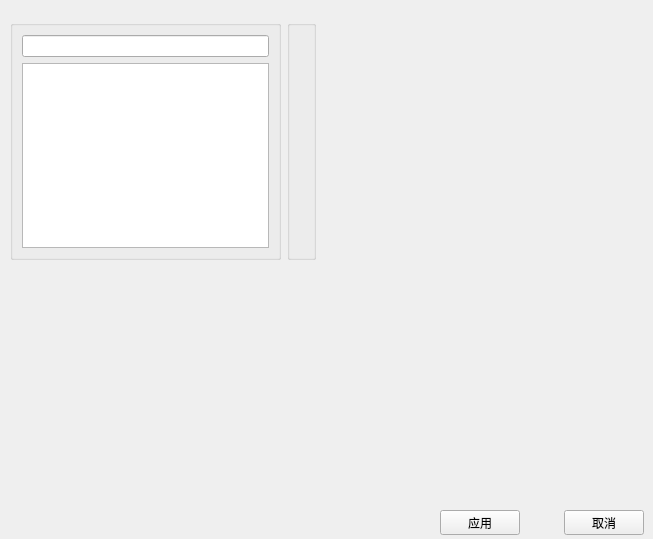
First picture: the form in src/DataVisualization/ConfigWidget.ui, repository BeQuiet1228/FreeCAD, before the edit.
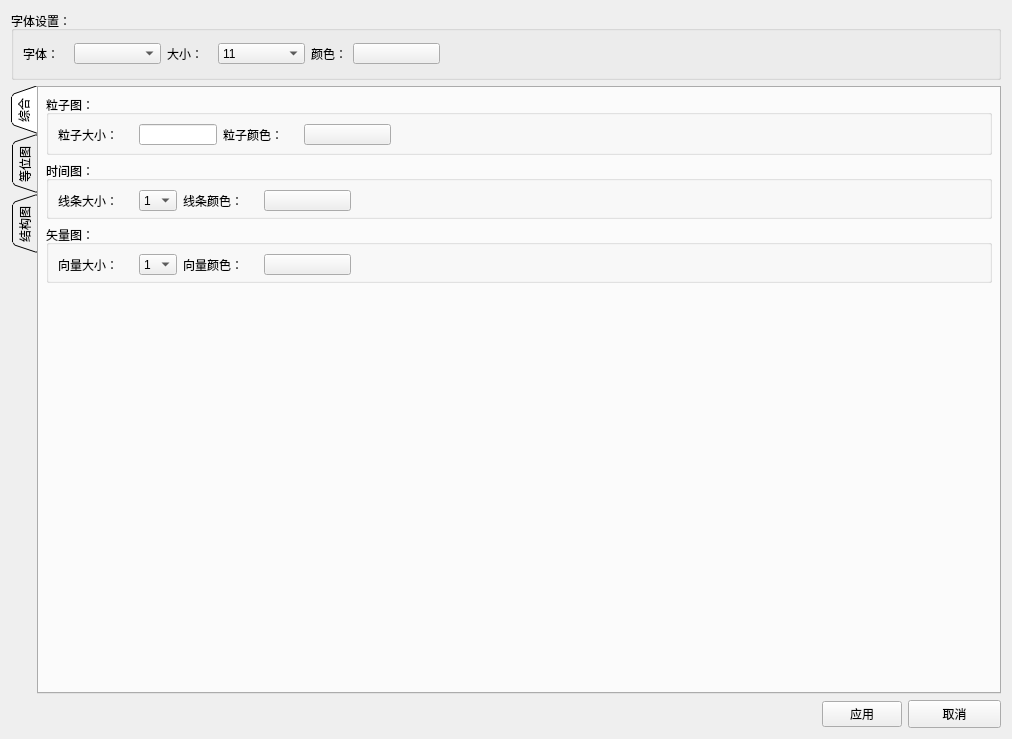
Second picture: the form after the edit.

```diff
--- a/src/DataVisualization/ConfigWidget.ui
+++ b/src/DataVisualization/ConfigWidget.ui
@@ -6,8 +6,8 @@
    <rect>
     <x>0</x>
     <y>0</y>
-    <width>653</width>
-    <height>539</height>
+    <width>1012</width>
+    <height>739</height>
    </rect>
   </property>
   <property name="windowTitle">
@@ -16,79 +16,1064 @@
   <property name="styleSheet">
    <string notr="true">border-color: rgb(0, 0, 0);</string>
   </property>
-  <widget class="QWidget" name="">
-   <property name="geometry">
-    <rect>
-     <x>440</x>
-     <y>510</y>
-     <width>204</width>
-     <height>25</height>
-    </rect>
-   </property>
-   <layout class="QHBoxLayout" name="horizontalLayout">
-    <item>
-     <widget class="QPushButton" name="applicationButtm">
-      <property name="text">
-       <string>应用</string>
-      </property>
-     </widget>
-    </item>
-    <item>
-     <spacer name="horizontalSpacer">
-      <property name="orientation">
-       <enum>Qt::Horizontal</enum>
-      </property>
-      <property name="sizeHint" stdset="0">
-       <size>
-        <width>40</width>
-        <height>20</height>
-       </size>
-      </property>
-     </spacer>
-    </item>
-    <item>
-     <widget class="QPushButton" name="cancelButton">
-      <property name="text">
-       <string>取消</string>
-      </property>
-     </widget>
-    </item>
-   </layout>
-  </widget>
-  <widget class="QWidget" name="">
-   <property name="geometry">
-    <rect>
-     <x>10</x>
-     <y>20</y>
-     <width>306</width>
-     <height>240</height>
-    </rect>
-   </property>
-   <layout class="QHBoxLayout" name="horizontalLayout_2">
-    <item>
-     <widget class="QGroupBox" name="groupBox">
-      <property name="title">
-       <string/>
-      </property>
+  <layout class="QGridLayout" name="gridLayout_5">
+   <item row="0" column="0">
+    <widget class="QGroupBox" name="groupBox">
+     <property name="title">
+      <string>字体设置：</string>
+     </property>
+     <layout class="QHBoxLayout" name="horizontalLayout_7">
+      <item>
+       <layout class="QHBoxLayout" name="horizontalLayout_6">
+        <item>
+         <layout class="QHBoxLayout" name="horizontalLayout_5">
+          <item>
+           <layout class="QHBoxLayout" name="horizontalLayout_3">
+            <item>
+             <widget class="QLabel" name="label">
+              <property name="minimumSize">
+               <size>
+                <width>45</width>
+                <height>28</height>
+               </size>
+              </property>
+              <property name="maximumSize">
+               <size>
+                <width>45</width>
+                <height>28</height>
+               </size>
+              </property>
+              <property name="text">
+               <string>字体：</string>
+              </property>
+             </widget>
+            </item>
+            <item>
+             <widget class="QComboBox" name="fontStyle">
+              <property name="minimumSize">
+               <size>
+                <width>87</width>
+                <height>21</height>
+               </size>
+              </property>
+              <property name="maximumSize">
+               <size>
+                <width>87</width>
+                <height>21</height>
+               </size>
+              </property>
+             </widget>
+            </item>
+           </layout>
+          </item>
+          <item>
+           <layout class="QHBoxLayout" name="horizontalLayout_4">
+            <item>
+             <widget class="QLabel" name="label_2">
+              <property name="minimumSize">
+               <size>
+                <width>45</width>
+                <height>28</height>
+               </size>
+              </property>
+              <property name="text">
+               <string>大小：</string>
+              </property>
+             </widget>
+            </item>
+            <item>
+             <widget class="QComboBox" name="fontSize">
+              <property name="minimumSize">
+               <size>
+                <width>87</width>
+                <height>21</height>
+               </size>
+              </property>
+              <property name="maximumSize">
+               <size>
+                <width>87</width>
+                <height>21</height>
+               </size>
+              </property>
+              <item>
+               <property name="text">
+                <string>11</string>
+               </property>
+              </item>
+              <item>
+               <property name="text">
+                <string>12</string>
+               </property>
+              </item>
+              <item>
+               <property name="text">
+                <string>13</string>
+               </property>
+              </item>
+              <item>
+               <property name="text">
+                <string>14</string>
+               </property>
+              </item>
+              <item>
+               <property name="text">
+                <string>15</string>
+               </property>
+              </item>
+              <item>
+               <property name="text">
+                <string>16</string>
+               </property>
+              </item>
+              <item>
+               <property name="text">
+                <string>17</string>
+               </property>
+              </item>
+              <item>
+               <property name="text">
+                <string>18</string>
+               </property>
+              </item>
+              <item>
+               <property name="text">
+                <string>19</string>
+               </property>
+              </item>
+              <item>
+               <property name="text">
+                <string>20</string>
+               </property>
+              </item>
+              <item>
+               <property name="text">
+                <string>21</string>
+               </property>
+              </item>
+              <item>
+               <property name="text">
+                <string>22</string>
+               </property>
+              </item>
+              <item>
+               <property name="text">
+                <string>23</string>
+               </property>
+              </item>
+              <item>
+               <property name="text">
+                <string>24</string>
+               </property>
+              </item>
+              <item>
+               <property name="text">
+                <string>25</string>
+               </property>
+              </item>
+              <item>
+               <property name="text">
+                <string>26</string>
+               </property>
+              </item>
+              <item>
+               <property name="text">
+                <string>27</string>
+               </property>
+              </item>
+              <item>
+               <property name="text">
+                <string>28</string>
+               </property>
+              </item>
+              <item>
+               <property name="text">
+                <string>29</string>
+               </property>
+              </item>
+              <item>
+               <property name="text">
+                <string>30</string>
+               </property>
+              </item>
+             </widget>
+            </item>
+           </layout>
+          </item>
+          <item>
+           <layout class="QHBoxLayout" name="horizontalLayout_2">
+            <item>
+             <widget class="QLabel" name="label_3">
+              <property name="text">
+               <string>颜色：</string>
+              </property>
+             </widget>
+            </item>
+            <item>
+             <widget class="QPushButton" name="fontColor">
+              <property name="minimumSize">
+               <size>
+                <width>87</width>
+                <height>21</height>
+               </size>
+              </property>
+              <property name="maximumSize">
+               <size>
+                <width>87</width>
+                <height>21</height>
+               </size>
+              </property>
+              <property name="text">
+               <string/>
+              </property>
+             </widget>
+            </item>
+           </layout>
+          </item>
+         </layout>
+        </item>
+        <item>
+         <spacer name="horizontalSpacer_4">
+          <property name="orientation">
+           <enum>Qt::Horizontal</enum>
+          </property>
+          <property name="sizeHint" stdset="0">
+           <size>
+            <width>40</width>
+            <height>20</height>
+           </size>
+          </property>
+         </spacer>
+        </item>
+       </layout>
+      </item>
+     </layout>
+    </widget>
+   </item>
+   <item row="1" column="0">
+    <widget class="QTabWidget" name="mTab">
+     <property name="tabPosition">
+      <enum>QTabWidget::West</enum>
+     </property>
+     <property name="tabShape">
+      <enum>QTabWidget::Triangular</enum>
+     </property>
+     <property name="currentIndex">
+      <number>0</number>
+     </property>
+     <widget class="QWidget" name="tab">
+      <attribute name="title">
+       <string>综合</string>
+      </attribute>
       <layout class="QGridLayout" name="gridLayout">
+       <item row="0" column="0">
+        <layout class="QVBoxLayout" name="verticalLayout_2">
+         <item>
+          <layout class="QVBoxLayout" name="verticalLayout">
+           <item>
+            <widget class="QGroupBox" name="groupBox_2">
+             <property name="minimumSize">
+              <size>
+               <width>0</width>
+               <height>60</height>
+              </size>
+             </property>
+             <property name="maximumSize">
+              <size>
+               <width>16777215</width>
+               <height>60</height>
+              </size>
+             </property>
+             <property name="title">
+              <string>粒子图：</string>
+             </property>
+             <layout class="QGridLayout" name="gridLayout_2">
+              <item row="0" column="0">
+               <layout class="QHBoxLayout" name="horizontalLayout_14">
+                <item>
+                 <layout class="QHBoxLayout" name="horizontalLayout_8">
+                  <item>
+                   <widget class="QLabel" name="label_4">
+                    <property name="minimumSize">
+                     <size>
+                      <width>75</width>
+                      <height>21</height>
+                     </size>
+                    </property>
+                    <property name="maximumSize">
+                     <size>
+                      <width>75</width>
+                      <height>21</height>
+                     </size>
+                    </property>
+                    <property name="text">
+                     <string>粒子大小：</string>
+                    </property>
+                   </widget>
+                  </item>
+                  <item>
+                   <widget class="QLineEdit" name="partcleEdit">
+                    <property name="minimumSize">
+                     <size>
+                      <width>78</width>
+                      <height>21</height>
+                     </size>
+                    </property>
+                    <property name="maximumSize">
+                     <size>
+                      <width>78</width>
+                      <height>21</height>
+                     </size>
+                    </property>
+                   </widget>
+                  </item>
+                 </layout>
+                </item>
+                <item>
+                 <layout class="QHBoxLayout" name="horizontalLayout_9">
+                  <item>
+                   <widget class="QLabel" name="label_5">
+                    <property name="minimumSize">
+                     <size>
+                      <width>75</width>
+                      <height>21</height>
+                     </size>
+                    </property>
+                    <property name="maximumSize">
+                     <size>
+                      <width>75</width>
+                      <height>21</height>
+                     </size>
+                    </property>
+                    <property name="text">
+                     <string>粒子颜色：</string>
+                    </property>
+                   </widget>
+                  </item>
+                  <item>
+                   <widget class="QPushButton" name="partcleColor">
+                    <property name="minimumSize">
+                     <size>
+                      <width>87</width>
+                      <height>21</height>
+                     </size>
+                    </property>
+                    <property name="maximumSize">
+                     <size>
+                      <width>87</width>
+                      <height>21</height>
+                     </size>
+                    </property>
+                    <property name="text">
+                     <string/>
+                    </property>
+                   </widget>
+                  </item>
+                 </layout>
+                </item>
+                <item>
+                 <spacer name="horizontalSpacer_2">
+                  <property name="orientation">
+                   <enum>Qt::Horizontal</enum>
+                  </property>
+                  <property name="sizeHint" stdset="0">
+                   <size>
+                    <width>40</width>
+                    <height>20</height>
+                   </size>
+                  </property>
+                 </spacer>
+                </item>
+               </layout>
+              </item>
+             </layout>
+            </widget>
+           </item>
+           <item>
+            <widget class="QGroupBox" name="groupBox_3">
+             <property name="minimumSize">
+              <size>
+               <width>0</width>
+               <height>58</height>
+              </size>
+             </property>
+             <property name="maximumSize">
+              <size>
+               <width>16777215</width>
+               <height>58</height>
+              </size>
+             </property>
+             <property name="title">
+              <string>时间图：</string>
+             </property>
+             <layout class="QGridLayout" name="gridLayout_3">
+              <item row="0" column="0">
+               <layout class="QHBoxLayout" name="horizontalLayout_10">
+                <item>
+                 <widget class="QLabel" name="label_6">
+                  <property name="minimumSize">
+                   <size>
+                    <width>75</width>
+                    <height>21</height>
+                   </size>
+                  </property>
+                  <property name="maximumSize">
+                   <size>
+                    <width>75</width>
+                    <height>21</height>
+                   </size>
+                  </property>
+                  <property name="text">
+                   <string>线条大小：</string>
+                  </property>
+                 </widget>
+                </item>
+                <item>
+                 <widget class="QComboBox" name="linesSizeEdit">
+                  <property name="minimumSize">
+                   <size>
+                    <width>38</width>
+                    <height>21</height>
+                   </size>
+                  </property>
+                  <property name="maximumSize">
+                   <size>
+                    <width>38</width>
+                    <height>21</height>
+                   </size>
+                  </property>
+                  <item>
+                   <property name="text">
+                    <string>1</string>
+                   </property>
+                  </item>
+                  <item>
+                   <property name="text">
+                    <string>2</string>
+                   </property>
+                  </item>
+                  <item>
+                   <property name="text">
+                    <string>3</string>
+                   </property>
+                  </item>
+                  <item>
+                   <property name="text">
+                    <string>4</string>
+                   </property>
+                  </item>
+                  <item>
+                   <property name="text">
+                    <string>5</string>
+                   </property>
+                  </item>
+                 </widget>
+                </item>
+               </layout>
+              </item>
+              <item row="0" column="1">
+               <layout class="QHBoxLayout" name="horizontalLayout_11">
+                <item>
+                 <widget class="QLabel" name="label_7">
+                  <property name="minimumSize">
+                   <size>
+                    <width>75</width>
+                    <height>21</height>
+                   </size>
+                  </property>
+                  <property name="maximumSize">
+                   <size>
+                    <width>75</width>
+                    <height>21</height>
+                   </size>
+                  </property>
+                  <property name="text">
+                   <string>线条颜色：</string>
+                  </property>
+                 </widget>
+                </item>
+                <item>
+                 <widget class="QPushButton" name="lineColor">
+                  <property name="minimumSize">
+                   <size>
+                    <width>87</width>
+                    <height>21</height>
+                   </size>
+                  </property>
+                  <property name="maximumSize">
+                   <size>
+                    <width>87</width>
+                    <height>21</height>
+                   </size>
+                  </property>
+                  <property name="text">
+                   <string/>
+                  </property>
+                 </widget>
+                </item>
+               </layout>
+              </item>
+              <item row="0" column="2">
+               <spacer name="horizontalSpacer_3">
+                <property name="orientation">
+                 <enum>Qt::Horizontal</enum>
+                </property>
+                <property name="sizeHint" stdset="0">
+                 <size>
+                  <width>626</width>
+                  <height>20</height>
+                 </size>
+                </property>
+               </spacer>
+              </item>
+             </layout>
+            </widget>
+           </item>
+           <item>
+            <widget class="QGroupBox" name="groupBox_4">
+             <property name="minimumSize">
+              <size>
+               <width>0</width>
+               <height>58</height>
+              </size>
+             </property>
+             <property name="maximumSize">
+              <size>
+               <width>16777215</width>
+               <height>58</height>
+              </size>
+             </property>
+             <property name="title">
+              <string>矢量图：</string>
+             </property>
+             <layout class="QGridLayout" name="gridLayout_4">
+              <item row="0" column="0">
+               <layout class="QHBoxLayout" name="horizontalLayout_13">
+                <item>
+                 <widget class="QLabel" name="label_8">
+                  <property name="minimumSize">
+                   <size>
+                    <width>75</width>
+                    <height>21</height>
+                   </size>
+                  </property>
+                  <property name="maximumSize">
+                   <size>
+                    <width>75</width>
+                    <height>21</height>
+                   </size>
+                  </property>
+                  <property name="text">
+                   <string>向量大小：</string>
+                  </property>
+                 </widget>
+                </item>
+                <item>
+                 <widget class="QComboBox" name="vectorSize">
+                  <property name="minimumSize">
+                   <size>
+                    <width>38</width>
+                    <height>21</height>
+                   </size>
+                  </property>
+                  <property name="maximumSize">
+                   <size>
+                    <width>38</width>
+                    <height>21</height>
+                   </size>
+                  </property>
+                  <item>
+                   <property name="text">
+                    <string>1</string>
+                   </property>
+                  </item>
+                  <item>
+                   <property name="text">
+                    <string>2</string>
+                   </property>
+                  </item>
+                  <item>
+                   <property name="text">
+                    <string>3</string>
+                   </property>
+                  </item>
+                  <item>
+                   <property name="text">
+                    <string>4</string>
+                   </property>
+                  </item>
+                  <item>
+                   <property name="text">
+                    <string>5</string>
+                   </property>
+                  </item>
+                 </widget>
+                </item>
+               </layout>
+              </item>
+              <item row="0" column="1">
+               <layout class="QHBoxLayout" name="horizontalLayout_12">
+                <item>
+                 <widget class="QLabel" name="label_9">
+                  <property name="minimumSize">
+                   <size>
+                    <width>75</width>
+                    <height>21</height>
+                   </size>
+                  </property>
+                  <property name="maximumSize">
+                   <size>
+                    <width>75</width>
+                    <height>21</height>
+                   </size>
+                  </property>
+                  <property name="text">
+                   <string>向量颜色：</string>
+                  </property>
+                 </widget>
+                </item>
+                <item>
+                 <widget class="QPushButton" name="vecColor">
+                  <property name="minimumSize">
+                   <size>
+                    <width>87</width>
+                    <height>21</height>
+                   </size>
+                  </property>
+                  <property name="maximumSize">
+                   <size>
+                    <width>87</width>
+                    <height>21</height>
+                   </size>
+                  </property>
+                  <property name="text">
+                   <string/>
+                  </property>
+                 </widget>
+                </item>
+               </layout>
+              </item>
+              <item row="0" column="2">
+               <spacer name="horizontalSpacer_5">
+                <property name="orientation">
+                 <enum>Qt::Horizontal</enum>
+                </property>
+                <property name="sizeHint" stdset="0">
+                 <size>
+                  <width>626</width>
+                  <height>20</height>
+                 </size>
+                </property>
+               </spacer>
+              </item>
+             </layout>
+            </widget>
+           </item>
+          </layout>
+         </item>
+         <item>
+          <spacer name="verticalSpacer">
+           <property name="orientation">
+            <enum>Qt::Vertical</enum>
+           </property>
+           <property name="sizeHint" stdset="0">
+            <size>
+             <width>20</width>
+             <height>40</height>
+            </size>
+           </property>
+          </spacer>
+         </item>
+        </layout>
+       </item>
+      </layout>
+     </widget>
+     <widget class="QWidget" name="tab_2">
+      <attribute name="title">
+       <string>等位图</string>
+      </attribute>
+     </widget>
+     <widget class="QWidget" name="tab_4">
+      <attribute name="title">
+       <string>结构图</string>
+      </attribute>
+      <layout class="QGridLayout" name="gridLayout_6">
+       <item row="0" column="0">
+        <widget class="QGroupBox" name="groupBox_5">
+         <property name="minimumSize">
+          <size>
+           <width>0</width>
+           <height>181</height>
+          </size>
+         </property>
+         <property name="maximumSize">
+          <size>
+           <width>16777215</width>
+           <height>181</height>
+          </size>
+         </property>
+         <property name="title">
+          <string>属性填充颜色：</string>
+         </property>
+         <layout class="QGridLayout" name="gridLayout_7">
+          <item row="0" column="0">
+           <layout class="QHBoxLayout" name="horizontalLayout_20">
+            <item>
+             <layout class="QHBoxLayout" name="horizontalLayout_15">
+              <item>
+               <widget class="QLabel" name="label_10">
+                <property name="minimumSize">
+                 <size>
+                  <width>81</width>
+                  <height>15</height>
+                 </size>
+                </property>
+                <property name="maximumSize">
+                 <size>
+                  <width>81</width>
+                  <height>15</height>
+                 </size>
+                </property>
+                <property name="text">
+                 <string>理想导体：</string>
+                </property>
+               </widget>
+              </item>
+              <item>
+               <widget class="QPushButton" name="perfectconductorColor">
+                <property name="minimumSize">
+                 <size>
+                  <width>87</width>
+                  <height>21</height>
+                 </size>
+                </property>
+                <property name="maximumSize">
+                 <size>
+                  <width>87</width>
+                  <height>21</height>
+                 </size>
+                </property>
+                <property name="text">
+                 <string/>
+                </property>
+               </widget>
+              </item>
+             </layout>
+            </item>
+            <item>
+             <spacer name="horizontalSpacer_10">
+              <property name="orientation">
+               <enum>Qt::Horizontal</enum>
+              </property>
+              <property name="sizeHint" stdset="0">
+               <size>
+                <width>40</width>
+                <height>20</height>
+               </size>
+              </property>
+             </spacer>
+            </item>
+           </layout>
+          </item>
+          <item row="1" column="0">
+           <layout class="QHBoxLayout" name="horizontalLayout_21">
+            <item>
+             <layout class="QHBoxLayout" name="horizontalLayout_16">
+              <item>
+               <widget class="QLabel" name="label_11">
+                <property name="minimumSize">
+                 <size>
+                  <width>81</width>
+                  <height>15</height>
+                 </size>
+                </property>
+                <property name="maximumSize">
+                 <size>
+                  <width>81</width>
+                  <height>15</height>
+                 </size>
+                </property>
+                <property name="text">
+                 <string>电导新材料：</string>
+                </property>
+               </widget>
+              </item>
+              <item>
+               <widget class="QPushButton" name="conductorNewColor">
+                <property name="minimumSize">
+                 <size>
+                  <width>87</width>
+                  <height>21</height>
+                 </size>
+                </property>
+                <property name="maximumSize">
+                 <size>
+                  <width>87</width>
+                  <height>21</height>
+                 </size>
+                </property>
+                <property name="text">
+                 <string/>
+                </property>
+               </widget>
+              </item>
+             </layout>
+            </item>
+            <item>
+             <spacer name="horizontalSpacer_6">
+              <property name="orientation">
+               <enum>Qt::Horizontal</enum>
+              </property>
+              <property name="sizeHint" stdset="0">
+               <size>
+                <width>40</width>
+                <height>20</height>
+               </size>
+              </property>
+             </spacer>
+            </item>
+           </layout>
+          </item>
+          <item row="2" column="0">
+           <layout class="QHBoxLayout" name="horizontalLayout_22">
+            <item>
+             <layout class="QHBoxLayout" name="horizontalLayout_17">
+              <item>
+               <widget class="QLabel" name="label_12">
+                <property name="minimumSize">
+                 <size>
+                  <width>81</width>
+                  <height>15</height>
+                 </size>
+                </property>
+                <property name="maximumSize">
+                 <size>
+                  <width>81</width>
+                  <height>15</height>
+                 </size>
+                </property>
+                <property name="text">
+                 <string>介质：</string>
+                </property>
+               </widget>
+              </item>
+              <item>
+               <widget class="QPushButton" name="diolectricColor">
+                <property name="minimumSize">
+                 <size>
+                  <width>87</width>
+                  <height>21</height>
+                 </size>
+                </property>
+                <property name="maximumSize">
+                 <size>
+                  <width>87</width>
+                  <height>21</height>
+                 </size>
+                </property>
+                <property name="text">
+                 <string/>
+                </property>
+               </widget>
+              </item>
+             </layout>
+            </item>
+            <item>
+             <spacer name="horizontalSpacer_7">
+              <property name="orientation">
+               <enum>Qt::Horizontal</enum>
+              </property>
+              <property name="sizeHint" stdset="0">
+               <size>
+                <width>40</width>
+                <height>20</height>
+               </size>
+              </property>
+             </spacer>
+            </item>
+           </layout>
+          </item>
+          <item row="3" column="0">
+           <layout class="QHBoxLayout" name="horizontalLayout_23">
+            <item>
+             <layout class="QHBoxLayout" name="horizontalLayout_18">
+              <item>
+               <widget class="QLabel" name="label_13">
+                <property name="minimumSize">
+                 <size>
+                  <width>81</width>
+                  <height>15</height>
+                 </size>
+                </property>
+                <property name="maximumSize">
+                 <size>
+                  <width>81</width>
+                  <height>15</height>
+                 </size>
+                </property>
+                <property name="text">
+                 <string>磁导：</string>
+                </property>
+               </widget>
+              </item>
+              <item>
+               <widget class="QPushButton" name="permeabilityColor">
+                <property name="minimumSize">
+                 <size>
+                  <width>87</width>
+                  <height>21</height>
+                 </size>
+                </property>
+                <property name="maximumSize">
+                 <size>
+                  <width>87</width>
+                  <height>21</height>
+                 </size>
+                </property>
+                <property name="text">
+                 <string/>
+                </property>
+               </widget>
+              </item>
+             </layout>
+            </item>
+            <item>
+             <spacer name="horizontalSpacer_8">
+              <property name="orientation">
+               <enum>Qt::Horizontal</enum>
+              </property>
+              <property name="sizeHint" stdset="0">
+               <size>
+                <width>40</width>
+                <height>20</height>
+               </size>
+              </property>
+             </spacer>
+            </item>
+           </layout>
+          </item>
+          <item row="4" column="0">
+           <layout class="QHBoxLayout" name="horizontalLayout_24">
+            <item>
+             <layout class="QHBoxLayout" name="horizontalLayout_19">
+              <item>
+               <widget class="QLabel" name="label_14">
+                <property name="minimumSize">
+                 <size>
+                  <width>81</width>
+                  <height>15</height>
+                 </size>
+                </property>
+                <property name="maximumSize">
+                 <size>
+                  <width>81</width>
+                  <height>15</height>
+                 </size>
+                </property>
+                <property name="text">
+                 <string>真空：</string>
+                </property>
+               </widget>
+              </item>
+              <item>
+               <widget class="QPushButton" name="vacuoColor">
+                <property name="minimumSize">
+                 <size>
+                  <width>87</width>
+                  <height>21</height>
+                 </size>
+                </property>
+                <property name="maximumSize">
+                 <size>
+                  <width>87</width>
+                  <height>21</height>
+                 </size>
+                </property>
+                <property name="text">
+                 <string/>
+                </property>
+               </widget>
+              </item>
+             </layout>
+            </item>
+            <item>
+             <spacer name="horizontalSpacer_9">
+              <property name="orientation">
+               <enum>Qt::Horizontal</enum>
+              </property>
+              <property name="sizeHint" stdset="0">
+               <size>
+                <width>40</width>
+                <height>20</height>
+               </size>
+              </property>
+             </spacer>
+            </item>
+           </layout>
+          </item>
+         </layout>
+        </widget>
+       </item>
        <item row="1" column="0">
-        <widget class="QTreeView" name="treeView"/>
-       </item>
-       <item row="0" column="0">
-        <widget class="QLineEdit" name="lineEdit"/>
+        <spacer name="verticalSpacer_2">
+         <property name="orientation">
+          <enum>Qt::Vertical</enum>
+         </property>
+         <property name="sizeHint" stdset="0">
+          <size>
+           <width>20</width>
+           <height>400</height>
+          </size>
+         </property>
+        </spacer>
        </item>
       </layout>
      </widget>
-    </item>
-    <item>
-     <widget class="QGroupBox" name="groupBox_2">
-      <property name="title">
-       <string/>
-      </property>
-     </widget>
-    </item>
-   </layout>
-  </widget>
+    </widget>
+   </item>
+   <item row="2" column="0">
+    <layout class="QHBoxLayout" name="horizontalLayout">
+     <item>
+      <spacer name="horizontalSpacer">
+       <property name="orientation">
+        <enum>Qt::Horizontal</enum>
+       </property>
+       <property name="sizeHint" stdset="0">
+        <size>
+         <width>40</width>
+         <height>20</height>
+        </size>
+       </property>
+      </spacer>
+     </item>
+     <item>
+      <widget class="QPushButton" name="applicButtom">
+       <property name="text">
+        <string>应用</string>
+       </property>
+      </widget>
+     </item>
+     <item>
+      <widget class="QPushButton" name="cancleButtom">
+       <property name="minimumSize">
+        <size>
+         <width>93</width>
+         <height>28</height>
+        </size>
+       </property>
+       <property name="maximumSize">
+        <size>
+         <width>93</width>
+         <height>28</height>
+        </size>
+       </property>
+       <property name="text">
+        <string>取消</string>
+       </property>
+      </widget>
+     </item>
+    </layout>
+   </item>
+  </layout>
  </widget>
  <resources/>
  <connections/>
```
